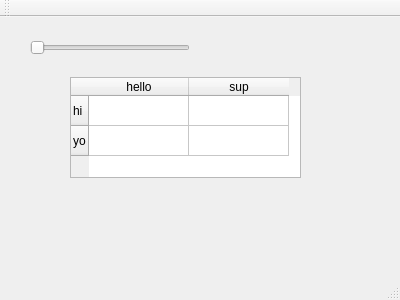
Before: the Qt Designer form ofQt/ofTestApp/mainwindow.ui in ScatterCo/ofQt, drawn with Qt 5.
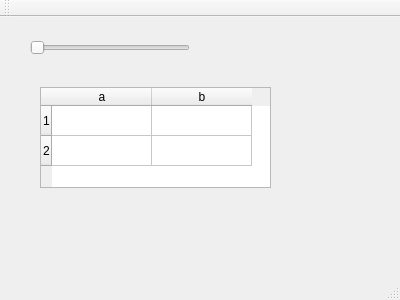
After: the same form once the commit is applied.

What changed in the file:
```diff
--- a/ofQt/ofTestApp/mainwindow.ui
+++ b/ofQt/ofTestApp/mainwindow.ui
@@ -36,30 +36,30 @@
    <widget class="QTableWidget" name="Table">
     <property name="geometry">
      <rect>
-      <x>70</x>
-      <y>60</y>
+      <x>40</x>
+      <y>70</y>
       <width>231</width>
       <height>101</height>
      </rect>
     </property>
     <row>
      <property name="text">
-      <string>hi</string>
+      <string>1</string>
      </property>
     </row>
     <row>
      <property name="text">
-      <string>yo</string>
+      <string>2</string>
      </property>
     </row>
     <column>
      <property name="text">
-      <string>hello</string>
+      <string>a</string>
      </property>
     </column>
     <column>
      <property name="text">
-      <string>sup</string>
+      <string>b</string>
      </property>
     </column>
    </widget>
```
